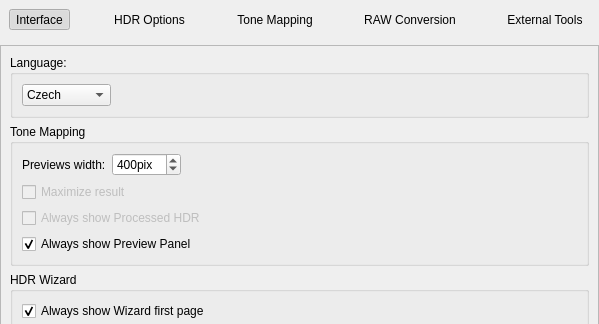
Above: forms/PreferencesDialog.ui from LuminanceHDR/LuminanceHDR before the change; both pictures show x 0 to 599 and y 0 to 324 of the 599 by 509 pixel window. Below: the same form after it.
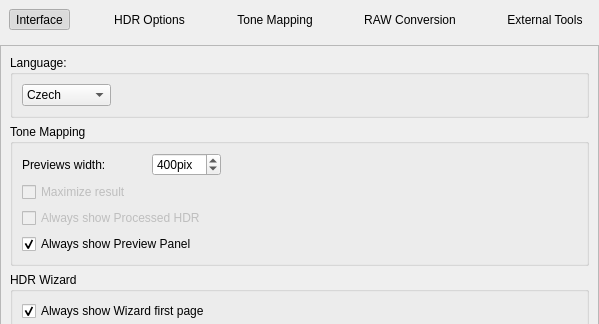
That is the form after the change. Icons and pictures are not drawn.

Commit message: [PreferencesDialog]: Added horizontal spacers in previews width

```diff
--- a/forms/PreferencesDialog.ui
+++ b/forms/PreferencesDialog.ui
@@ -424,6 +424,22 @@
                   </property>
                  </widget>
                 </item>
+                <item>
+                 <spacer name="horizontalSpacer_16">
+                  <property name="orientation">
+                   <enum>Qt::Horizontal</enum>
+                  </property>
+                  <property name="sizeType">
+                   <enum>QSizePolicy::Minimum</enum>
+                  </property>
+                  <property name="sizeHint" stdset="0">
+                   <size>
+                    <width>40</width>
+                    <height>20</height>
+                   </size>
+                  </property>
+                 </spacer>
+                </item>
                 <item>
                  <widget class="QSpinBox" name="previewsWidthSpinBox">
                   <property name="suffix">
```
